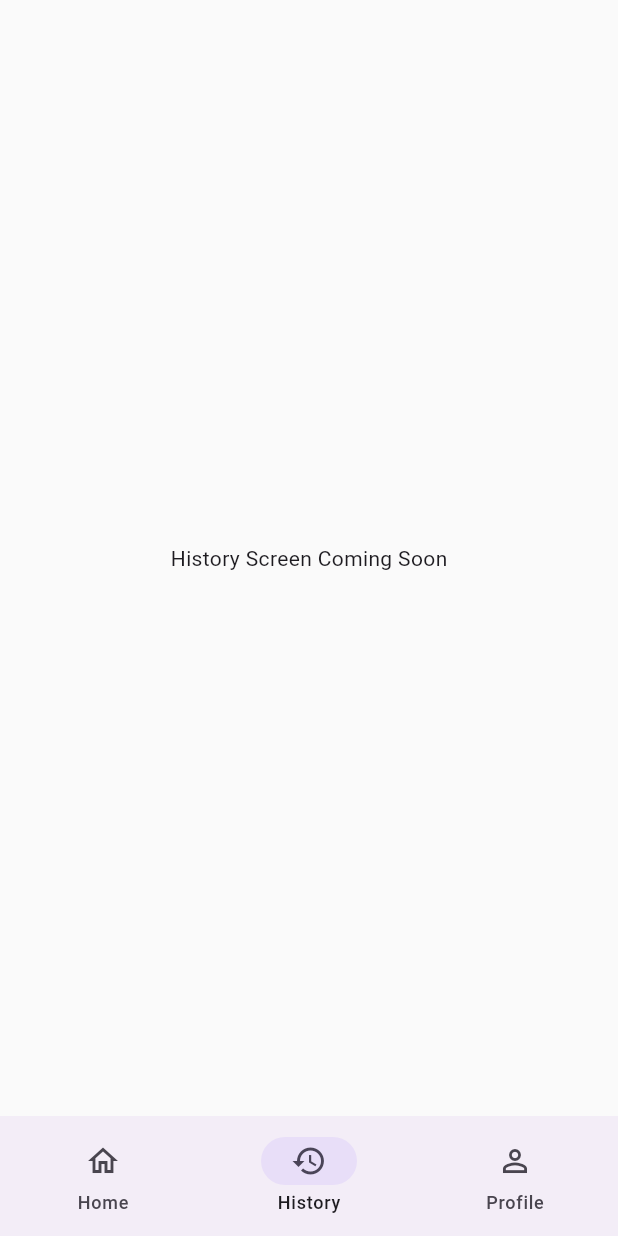
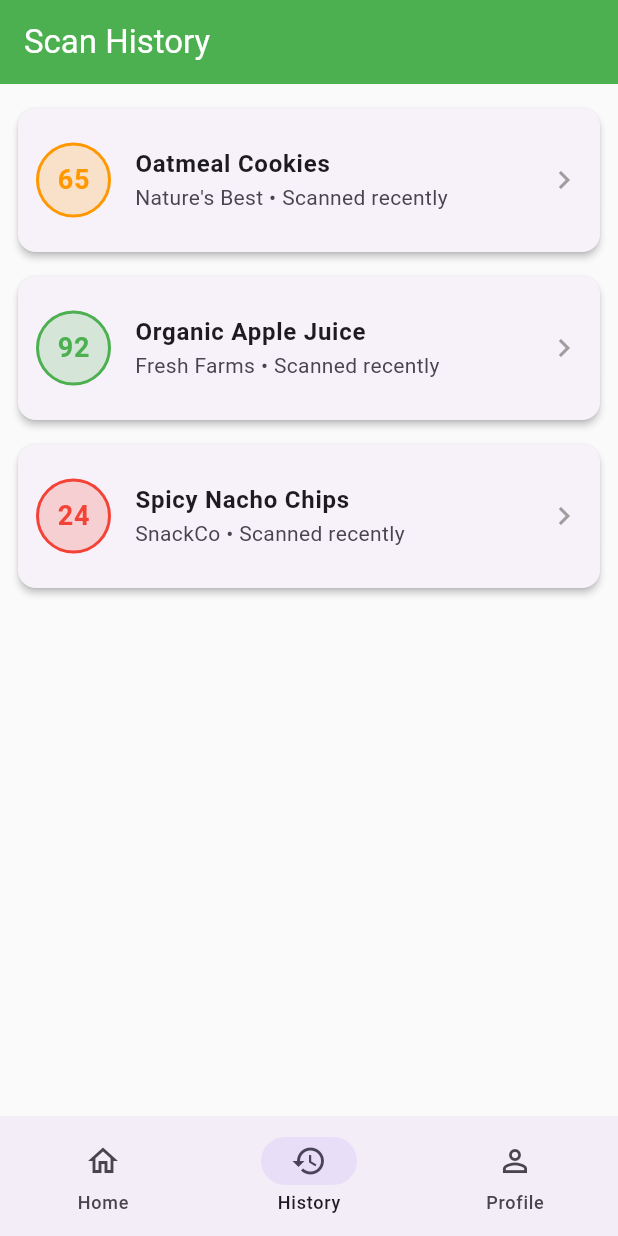
Before and after one commit to abhay-jadon86/foodcheck_frontend, a Flutter app: the screen it shows after launch, item 2 of the bottom bar chosen, on a phone screen of 412 x 824 dp. Run offline on Flutter 3.47's test engine with Material 3 defaults, Android fonts, the phone set to English and light mode, and no system bars; our stand-ins replace image_picker, shared_preferences, syncfusion_flutter_gauges; missing offline and left inert: mobile_scanner.

```diff
--- /dev/null
+++ b/lib/screens/history_screen.dart
@@ -0,0 +1,106 @@
+import 'package:flutter/material.dart';
+import 'result_screen.dart';
+import '../models/product.dart';
+
+class HistoryScreen extends StatelessWidget {
+  const HistoryScreen({super.key});
+
+  Color _getScoreColor(int score) {
+    if (score < 40) return Colors.red;
+    if (score < 70) return Colors.orange;
+    return Colors.green;
+  }
+
+  @override
+  Widget build(BuildContext context) {
+    final List<Product> pastScans = [
+      Product(
+        name: "Oatmeal Cookies",
+        brand: "Nature's Best",
+        healthScore: 65,
+        ingredients: [
+          Ingredient(name: "Whole Grain Oats", safetyLevel: "safe", explanation: "A great source of fiber."),
+          Ingredient(name: "High Fructose Corn Syrup", safetyLevel: "ultra_processed", explanation: "Highly processed sweetener."),
+        ],
+      ),
+      Product(
+        name: "Organic Apple Juice",
+        brand: "Fresh Farms",
+        healthScore: 92,
+        ingredients: [
+          Ingredient(name: "Organic Apples", safetyLevel: "safe", explanation: "Completely safe."),
+          Ingredient(name: "Water", safetyLevel: "safe", explanation: "Completely safe."),
+        ],
+      ),
+      Product(
+        name: "Spicy Nacho Chips",
+        brand: "SnackCo",
+        healthScore: 24,
+        ingredients: [
+          Ingredient(name: "Corn Flour", safetyLevel: "safe", explanation: "Standard base ingredient."),
+          Ingredient(name: "Red 40", safetyLevel: "harmful", explanation: "Artificial dye."),
+          Ingredient(name: "MSG", safetyLevel: "harmful", explanation: "Flavor enhancer linked to headaches in some people."),
+        ],
+      ),
+    ];
+
+    return Scaffold(
+      appBar: AppBar(
+        title: const Text('Scan History'),
+        backgroundColor: Colors.green,
+        foregroundColor: Colors.white,
+      ),
+      body: ListView.builder(
+        padding: const EdgeInsets.all(8.0),
+        itemCount: pastScans.length,
+        itemBuilder: (context, index) {
+          final product = pastScans[index];
+
+          return Card(
+            elevation: 2,
+            margin: const EdgeInsets.symmetric(vertical: 8.0, horizontal: 4.0),
+            child: ListTile(
+              contentPadding: const EdgeInsets.all(12.0),
+              leading: Container(
+                width: 50,
+                height: 50,
+                decoration: BoxDecoration(
+                  color: _getScoreColor(product.healthScore).withValues(alpha: 0.2),
+                  shape: BoxShape.circle,
+                  border: Border.all(color: _getScoreColor(product.healthScore), width: 2),
+                ),
+                alignment: Alignment.center,
+                child: Text(
+                  '${product.healthScore}',
+                  style: TextStyle(
+                    fontWeight: FontWeight.bold,
+                    fontSize: 18,
+                    color: _getScoreColor(product.healthScore),
+                  ),
+                ),
+              ),
+              // Title and Subtitle (middle)
+              title: Text(
+                product.name,
+                style: const TextStyle(fontWeight: FontWeight.bold, fontSize: 16),
+              ),
+              subtitle: Text('${product.brand} • Scanned recently'),
+              // Trailing widget (right side) - An arrow
+              trailing: const Icon(Icons.chevron_right, color: Colors.grey),
+
+              // 3. When tapped, open the Result Screen for this specific product
+              onTap: () {
+                Navigator.push(
+                  context,
+                  MaterialPageRoute(
+                    builder: (context) => ResultScreen(product: product),
+                  ),
+                );
+              },
+            ),
+          );
+        },
+      ),
+    );
+  }
+}
--- a/lib/screens/main_screen.dart
+++ b/lib/screens/main_screen.dart
@@ -1,6 +1,8 @@
 import 'package:flutter/material.dart';
 import 'package:flutter/material.dart';
 import 'home_screen.dart';
+import 'profile_screen.dart';
+import 'history_screen.dart';
 
 class MainScreen extends StatefulWidget {
   const MainScreen({super.key});
@@ -14,8 +16,8 @@ class _MainScreenState extends State<MainScreen> {
 
   final List<Widget> _screens = [
     const HomeScreen(),
-    const Center(child: Text('History Screen Coming Soon')),
-    const Center(child: Text('Profile Screen Coming Soon')),
+    const HistoryScreen(),
+    const ProfileScreen(),
   ];
 
   @override
```
Also changed, not shown: lib/main.dart (+10 -1 lines), lib/providers/user_provider.dart (added, +44 -0 lines), lib/screens/home_screen.dart (+7 -2 lines), lib/screens/photo_scanner_screen.dart (added, +169 -0 lines), lib/screens/profile_screen.dart (added, +60 -0 lines).
